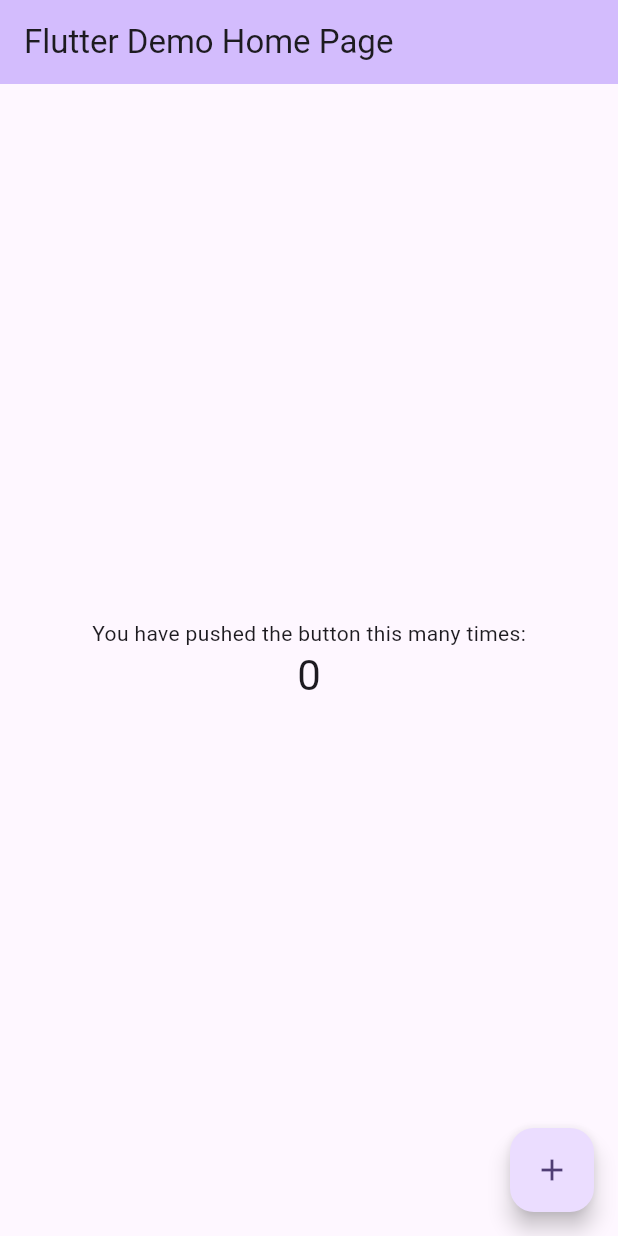
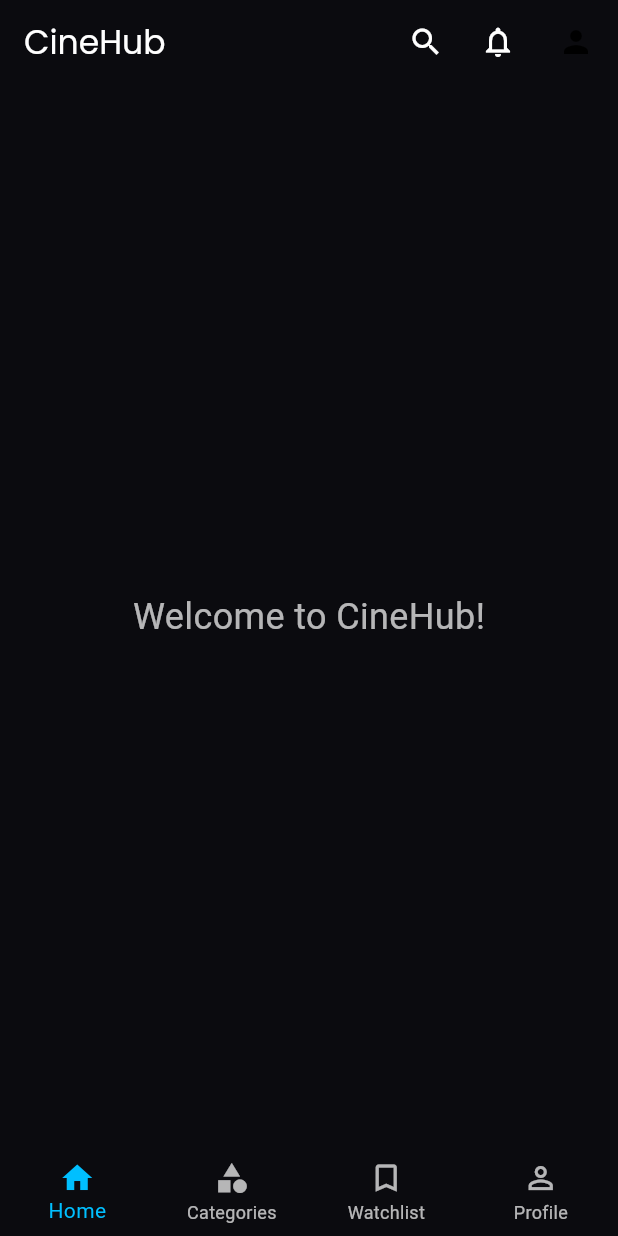
Before and after one commit to could-ai/019a5059-ba90-7065-812d-74dc9a81ef28, a Flutter app: the screen it shows after launch, on a phone screen of 412 x 824 dp. Run offline on Flutter 3.47's test engine with Material 3 defaults, Android fonts, the phone set to English and light mode, and no system bars; our stand-ins replace google_fonts.

Commit message:
The main.dart file has been updated to be the entry point of the application. The previous boilerplate code was removed and replaced with a simple runApp call that initializes the CineHubApp widget, which will be the root of our movie streaming application. This keeps the entry point clean and focused.; A new app.dart file has been created to define the root widget of the application, CineHubApp. This widget sets up the MaterialApp, configures the application title to 'CineHub', disables the debug banner, applies the custom dark theme from AppTheme, and sets the HomeScreen as the initial route. This separates the app's configuration from its execution entry point.; A dedicated theme file, app_theme.dart, has been created to centralize the application's styling. It defines a darkTheme based on the user's specifications, including a primary color of deep black/blue, a glowing blue accent color, and the Poppins font via the google_fonts package. This ensures a consistent, futuristic, and cinematic look and feel across the entire app.; The initial user-facing HomeScreen has been created. It features a Scaffold with a dark background, a top AppBar with the 'CineHub' logo and placeholder icons for search, notifications, and profile, and a BottomNavigationBar for primary navigation. The body contains a welcome message, setting the stage for future content like movie carousels and lists. This file establishes the basic layout for the user panel.; The pubspec.yaml file was updated to include the `google_fonts` package. This dependency is essential for implementing the custom 'Poppins' font requested by the user, which is a key part of the application's modern and professional design aesthetic. The version was locked to `^6.2.1` to ensure consistency.

```diff
--- /dev/null
+++ b/usr/lib/app.dart
@@ -0,0 +1,17 @@
+import 'package:couldai_user_app/features/user_panel/presentation/screens/home_screen.dart';
+import 'package:couldai_user_app/theme/app_theme.dart';
+import 'package:flutter/material.dart';
+
+class CineHubApp extends StatelessWidget {
+  const CineHubApp({super.key});
+
+  @override
+  Widget build(BuildContext context) {
+    return MaterialApp(
+      title: 'CineHub',
+      debugShowCheckedModeBanner: false,
+      theme: AppTheme.darkTheme,
+      home: const HomeScreen(),
+    );
+  }
+}
--- /dev/null
+++ b/usr/lib/features/user_panel/presentation/screens/home_screen.dart
@@ -0,0 +1,57 @@
+import 'package:flutter/material.dart';
+
+class HomeScreen extends StatelessWidget {
+  const HomeScreen({super.key});
+
+  @override
+  Widget build(BuildContext context) {
+    return Scaffold(
+      appBar: AppBar(
+        title: const Text('CineHub'),
+        actions: [
+          IconButton(
+            icon: const Icon(Icons.search),
+            onPressed: () {},
+          ),
+          IconButton(
+            icon: const Icon(Icons.notifications_none),
+            onPressed: () {},
+          ),
+          const Padding(
+            padding: EdgeInsets.all(8.0),
+            child: CircleAvatar(
+              child: Icon(Icons.person),
+            ),
+          ),
+        ],
+      ),
+      body: const Center(
+        child: Text(
+          'Welcome to CineHub!',
+          style: TextStyle(fontSize: 24),
+        ),
+      ),
+      bottomNavigationBar: BottomNavigationBar(
+        items: const [
+          BottomNavigationBarItem(
+            icon: Icon(Icons.home),
+            label: 'Home',
+          ),
+          BottomNavigationBarItem(
+            icon: Icon(Icons.category),
+            label: 'Categories',
+          ),
+          BottomNavigationBarItem(
+            icon: Icon(Icons.bookmark_border),
+            label: 'Watchlist',
+          ),
+          BottomNavigationBarItem(
+            icon: Icon(Icons.person_outline),
+            label: 'Profile',
+          ),
+        ],
+        type: BottomNavigationBarType.fixed,
+      ),
+    );
+  }
+}
--- a/usr/lib/main.dart
+++ b/usr/lib/main.dart
@@ -1,120 +1,6 @@
+import 'package:couldai_user_app/app.dart';
 import 'package:flutter/material.dart';
 
 void main() {
-  runApp(const MyApp());
+  runApp(const CineHubApp());
 }
-
-class MyApp extends StatelessWidget {
-  const MyApp({super.key});
-
-  // This widget is the root of your application.
-  @override
-  Widget build(BuildContext context) {
-    return MaterialApp(
-      title: 'Flutter Demo',
-      debugShowCheckedModeBanner: false,
-      theme: ThemeData(
-        // This is the theme of your application.
-        //
-        // TRY THIS: Try running your application with "flutter run". You'll see
-        // the application has a purple toolbar. Then, without quitting the app,
-        // try changing the seedColor in the colorScheme below to Colors.green
-        // and then invoke "hot reload" (save your changes or press the "hot
-        // reload" button in a Flutter-supported IDE, or press "r" if you used
-        // the command line to start the app).
-        //
-        // Notice that the counter didn't reset back to zero; the application
-        // state is not lost during the reload. To reset the state, use hot
-        // restart instead.
-        //
-        // This works for code too, not just values: Most code changes can be
-        // tested with just a hot reload.
-        colorScheme: ColorScheme.fromSeed(seedColor: Colors.deepPurple),
-      ),
-      home: const MyHomePage(title: 'Flutter Demo Home Page'),
-    );
-  }
-}
-
-class MyHomePage extends StatefulWidget {
-  const MyHomePage({super.key, required this.title});
-
-  // This widget is the home page of your application. It is stateful, meaning
-  // that it has a State object (defined below) that contains fields that affect
-  // how it looks.
-
-  // This class is the configuration for the state. It holds the values (in this
-  // case the title) provided by the parent (in this case the App widget) and
-  // used by the build method of the State. Fields in a Widget subclass are
-  // always marked "final".
-
-  final String title;
-
-  @override
-  State<MyHomePage> createState() => _MyHomePageState();
-}
-
-class _MyHomePageState extends State<MyHomePage> {
-  int _counter = 0;
-
-  void _incrementCounter() {
-    setState(() {
-      // This call to setState tells the Flutter framework that something has
-      // changed in this State, which causes it to rerun the build method below
-      // so that the display can reflect the updated values. If we changed
-      // _counter without calling setState(), then the build method would not be
-      // called again, and so nothing would appear to happen.
-      _counter++;
-    });
-  }
-
-  @override
-  Widget build(BuildContext context) {
-    // This method is rerun every time setState is called, for instance as done
-    // by the _incrementCounter method above.
-    //
-    // The Flutter framework has been optimized to make rerunning build methods
-    // fast, so that you can just rebuild anything that needs updating rather
-    // than having to individually change instances of widgets.
-    return Scaffold(
-      appBar: AppBar(
-        // TRY THIS: Try changing the color here to a specific color (to
-        // Colors.amber, perhaps?) and trigger a hot reload to see the AppBar
-        // change color while the other colors stay the same.
-        backgroundColor: Theme.of(context).colorScheme.inversePrimary,
-        // Here we take the value from the MyHomePage object that was created by
-        // the App.build method, and use it to set our appbar title.
-        title: Text(widget.title),
-      ),
-      body: Center(
-        // Center is a layout widget. It takes a single child and positions it
-        // in the middle of the parent.
-        child: Column(
-          // Column is also a layout widget. It takes a list of children and
-          // arranges them vertically. By default, it sizes itself to fit its
-          // children horizontally, and tries to be as tall as its parent.
-          //
-          // Column has various properties to control how it sizes itself and
-          // how it positions its children. Here we use mainAxisAlignment to
-          // center the children vertically; the main axis here is the vertical
-          // axis because Columns are vertical (the cross axis would be
-          // horizontal).
-          //
-          // TRY THIS: Invoke "debug painting" (choose the "Toggle Debug Paint"
-          // action in the IDE, or press "p" in the console), to see the
-          // wireframe for each widget.
-          mainAxisAlignment: MainAxisAlignment.center,
-          children: <Widget>[
-            const Text('You have pushed the button this many times:'),
-            Text('$_counter', style: Theme.of(context).textTheme.headlineMedium),
-          ],
-        ),
-      ),
-      floatingActionButton: FloatingActionButton(
-        onPressed: _incrementCounter,
-        tooltip: 'Increment',
-        child: const Icon(Icons.add),
-      ), // This trailing comma makes auto-formatting nicer for build methods.
-    );
-  }
-}
--- /dev/null
+++ b/usr/lib/theme/app_theme.dart
@@ -0,0 +1,32 @@
+import 'package:flutter/material.dart';
+import 'package:google_fonts/google_fonts.dart';
+
+class AppTheme {
+  static final ThemeData darkTheme = ThemeData(
+    brightness: Brightness.dark,
+    primaryColor: const Color(0xFF0B0B0F),
+    colorScheme: const ColorScheme.dark(
+      primary: Color(0xFF0B0B0F),
+      secondary: Color(0xFF00BFFF),
+      background: Color(0xFF0B0B0F),
+      surface: Color(0xFF1C1C21),
+    ),
+    scaffoldBackgroundColor: const Color(0xFF0B0B0F),
+    textTheme: GoogleFonts.poppinsTextTheme(
+      ThemeData.dark().textTheme,
+    ).copyWith(
+      bodyLarge: const TextStyle(color: Colors.white),
+      bodyMedium: const TextStyle(color: Colors.white70),
+    ),
+    appBarTheme: const AppBarTheme(
+      backgroundColor: Color(0xFF0B0B0F),
+      elevation: 0,
+      iconTheme: IconThemeData(color: Colors.white),
+    ),
+    bottomNavigationBarTheme: const BottomNavigationBarThemeData(
+      backgroundColor: Color(0xFF0B0B0F),
+      selectedItemColor: Color(0xFF00BFFF),
+      unselectedItemColor: Colors.white70,
+    ),
+  );
+}
```
Also changed, not shown: usr/pubspec.yaml (+2 -70 lines).
